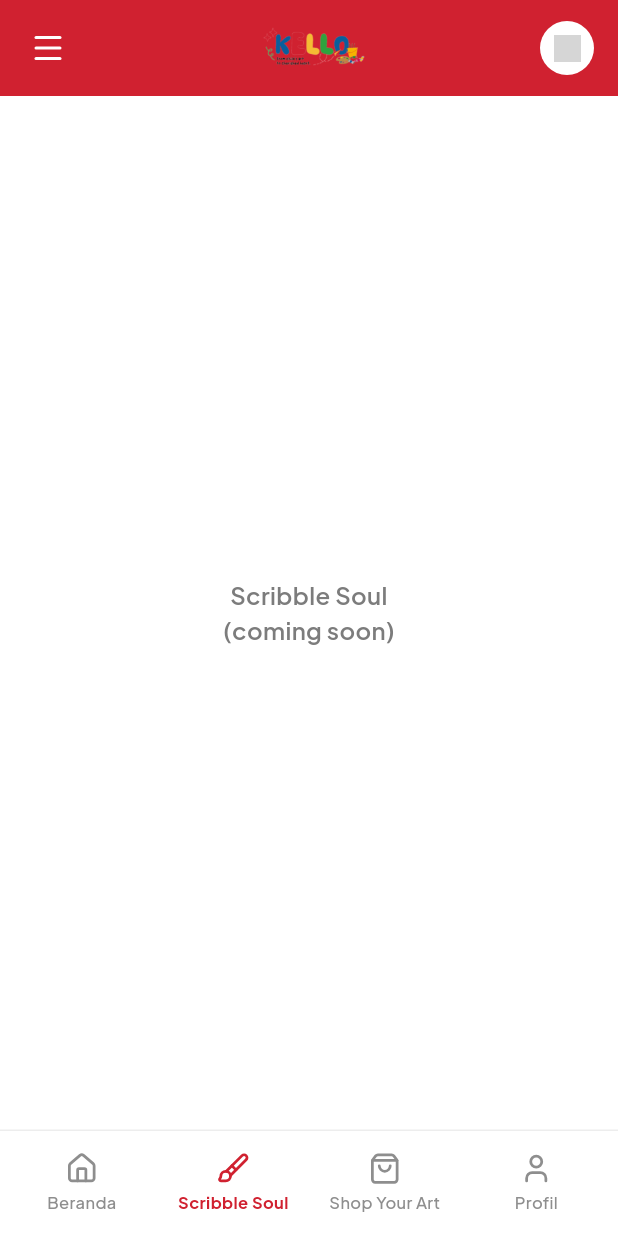
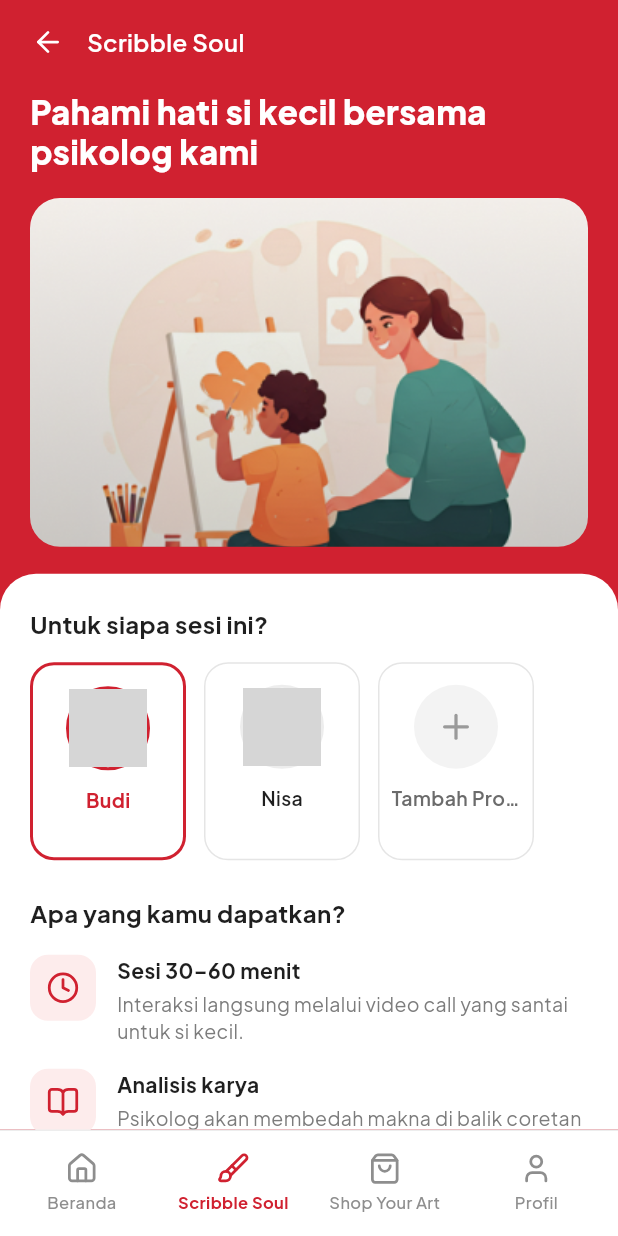
Before and after one commit to nadialvy/kello, a Flutter app: the DashboardPage screen opened directly, item 2 of the bottom bar chosen, on a phone screen of 412 x 824 dp. Run offline on Flutter 3.47's test engine with Material 3 defaults, Android fonts, the phone set to English and light mode, and no system bars; our stand-ins replace lucide_icons_flutter; grey boxes are pictures that could not be loaded.

Commit message:
feat: scribble soul

```diff
--- a/lib/features/dashboard/dashboard_page.dart
+++ b/lib/features/dashboard/dashboard_page.dart
@@ -2,6 +2,7 @@ import 'package:flutter/material.dart';
 import 'package:lucide_icons_flutter/lucide_icons.dart';
 
 import '../../shared/theme/app_colors.dart';
+import '../scribble_soul/scribble_soul_page.dart';
 import 'widgets/beranda_view.dart';
 import 'widgets/dashboard_app_bar.dart';
 
@@ -14,6 +15,20 @@ class DashboardPage extends StatefulWidget {
 
 class _DashboardPageState extends State<DashboardPage> {
   int _currentIndex = 0;
+
+  Future<void> _onTabTap(int index) async {
+    if (index == 1) {
+      final result = await Navigator.of(context).push<int>(
+        MaterialPageRoute(builder: (_) => const ScribbleSoulPage()),
+      );
+      if (!mounted) return;
+      if (result != null && result != 1) {
+        setState(() => _currentIndex = result);
+      }
+      return;
+    }
+    setState(() => _currentIndex = index);
+  }
 
   static const _tabs = <_TabSpec>[
     _TabSpec(label: 'Beranda', icon: LucideIcons.house),
@@ -45,7 +60,7 @@ class _DashboardPageState extends State<DashboardPage> {
       bottomNavigationBar: _BottomNav(
         tabs: _tabs,
         currentIndex: _currentIndex,
-        onTap: (i) => setState(() => _currentIndex = i),
+        onTap: _onTabTap,
       ),
     );
   }
--- /dev/null
+++ b/lib/features/scribble_soul/scribble_soul_page.dart
@@ -0,0 +1,300 @@
+import 'package:flutter/material.dart';
+import 'package:lucide_icons_flutter/lucide_icons.dart';
+
+import '../../shared/theme/app_colors.dart';
+import '../../shared/widgets/primary_button.dart';
+import 'widgets/benefit_row.dart';
+import 'widgets/child_profile_chip.dart';
+
+class ScribbleSoulPage extends StatefulWidget {
+  const ScribbleSoulPage({super.key});
+
+  @override
+  State<ScribbleSoulPage> createState() => _ScribbleSoulPageState();
+}
+
+class _ScribbleSoulPageState extends State<ScribbleSoulPage> {
+  int _selectedChildIndex = 0;
+  static const int _navIndex = 1;
+
+  void _onNavTap(int index) {
+    if (index == _navIndex) return;
+    Navigator.of(context).pop(index);
+  }
+
+  static const _children = <_ChildProfile>[
+    _ChildProfile(
+      name: 'Budi',
+      asset: 'assets/images/scribble-soul/budi.png',
+    ),
+    _ChildProfile(
+      name: 'Nisa',
+      asset: 'assets/images/scribble-soul/nisa.png',
+    ),
+  ];
+
+  static const _navTabs = <_NavTab>[
+    _NavTab(label: 'Beranda', icon: LucideIcons.house),
+    _NavTab(label: 'Scribble Soul', icon: LucideIcons.brush),
+    _NavTab(label: 'Shop Your Art', icon: LucideIcons.shoppingBag),
+    _NavTab(label: 'Profil', icon: LucideIcons.user),
+  ];
+
+  @override
+  Widget build(BuildContext context) {
+    final selectedName = _children[_selectedChildIndex].name;
+    return Scaffold(
+      backgroundColor: AppColors.primaryRed,
+      body: Column(
+        children: [
+          _Header(),
+          Expanded(
+            child: Container(
+              width: double.infinity,
+              decoration: const BoxDecoration(
+                color: Colors.white,
+                borderRadius: BorderRadius.vertical(top: Radius.circular(24)),
+              ),
+              child: ListView(
+                padding: const EdgeInsets.fromLTRB(20, 22, 20, 28),
+                children: [
+                  const _SectionTitle('Untuk siapa sesi ini?'),
+                  const SizedBox(height: 14),
+                  SizedBox(
+                    height: 132,
+                    child: ListView.separated(
+                      scrollDirection: Axis.horizontal,
+                      itemCount: _children.length + 1,
+                      separatorBuilder: (_, _) => const SizedBox(width: 12),
+                      itemBuilder: (context, index) {
+                        if (index == _children.length) {
+                          return AddChildProfileChip(onTap: () {});
+                        }
+                        final child = _children[index];
+                        return ChildProfileChip(
+                          name: child.name,
+                          imageAsset: child.asset,
+                          selected: index == _selectedChildIndex,
+                          onTap: () => setState(
+                            () => _selectedChildIndex = index,
+                          ),
+                        );
+                      },
+                    ),
+                  ),
+                  const SizedBox(height: 24),
+                  const _SectionTitle('Apa yang kamu dapatkan?'),
+                  const SizedBox(height: 16),
+                  const BenefitRow(
+                    icon: LucideIcons.clock,
+                    title: 'Sesi 30–60 menit',
+                    description:
+                        'Interaksi langsung melalui video call yang santai untuk si kecil.',
+                  ),
+                  const SizedBox(height: 16),
+                  const BenefitRow(
+                    icon: LucideIcons.bookOpen,
+                    title: 'Analisis karya',
+                    description:
+                        'Psikolog akan membedah makna di balik coretan dan gambar anak.',
+                  ),
+                  const SizedBox(height: 16),
+                  const BenefitRow(
+                    icon: LucideIcons.fileText,
+                    title: 'Laporan emosional',
+                    description:
+                        'Hasil evaluasi mendalam tentang kondisi mental dan saran orang tua.',
+                  ),
+                  const SizedBox(height: 28),
+                  PrimaryButton(
+                    label: 'Mulai untuk $selectedName',
+                    onPressed: () {},
+                  ),
+                ],
+              ),
+            ),
+          ),
+        ],
+      ),
+      bottomNavigationBar: _BottomNav(
+        tabs: _navTabs,
+        currentIndex: _navIndex,
+        onTap: _onNavTap,
+      ),
+    );
+  }
+}
+
+class _Header extends StatelessWidget {
+  @override
+  Widget build(BuildContext context) {
+    final topPadding = MediaQuery.of(context).padding.top;
+    return Padding(
+      padding: EdgeInsets.fromLTRB(8, topPadding + 4, 20, 18),
+      child: Column(
+        crossAxisAlignment: CrossAxisAlignment.start,
+        children: [
+          Row(
+            children: [
+              IconButton(
+                onPressed: () => Navigator.of(context).maybePop(),
+                icon: const Icon(
+                  LucideIcons.arrowLeft,
+                  color: Colors.white,
+                  size: 22,
+                ),
+              ),
+              const SizedBox(width: 2),
+              const Text(
+                'Scribble Soul',
+                style: TextStyle(
+                  fontSize: 16,
+                  fontWeight: FontWeight.w600,
+                  color: Colors.white,
+                ),
+              ),
+            ],
+          ),
+          const SizedBox(height: 8),
+          const Padding(
+            padding: EdgeInsets.only(left: 12),
+            child: Text(
+              'Pahami hati si kecil bersama psikolog kami',
+              style: TextStyle(
+                fontSize: 22,
+                fontWeight: FontWeight.w800,
+                color: Colors.white,
+                height: 1.25,
+              ),
+            ),
+          ),
+          const SizedBox(height: 18),
+          Padding(
+            padding: const EdgeInsets.only(left: 12),
+            child: ClipRRect(
+              borderRadius: BorderRadius.circular(20),
+              child: AspectRatio(
+                aspectRatio: 16 / 10,
+                child: Image.asset(
+                  'assets/images/scribble-soul/hero.png',
+                  fit: BoxFit.cover,
+                  errorBuilder: (_, _, _) => Container(
+                    color: const Color(0xFFFEE4E4),
+                  ),
+                ),
+              ),
+            ),
+          ),
+        ],
+      ),
+    );
+  }
+}
+
+class _SectionTitle extends StatelessWidget {
+  const _SectionTitle(this.text);
+  final String text;
+
+  @override
+  Widget build(BuildContext context) {
+    return Text(
+      text,
+      style: const TextStyle(
+        fontSize: 16,
+        fontWeight: FontWeight.w700,
+        color: AppColors.darkText,
+      ),
+    );
+  }
+}
+
+class _ChildProfile {
+  const _ChildProfile({required this.name, required this.asset});
+  final String name;
+  final String asset;
+}
+
+class _NavTab {
+  const _NavTab({required this.label, required this.icon});
+  final String label;
+  final IconData icon;
+}
+
+class _BottomNav extends StatelessWidget {
+  const _BottomNav({
+    required this.tabs,
+    required this.currentIndex,
+    required this.onTap,
+  });
+
+  final List<_NavTab> tabs;
+  final int currentIndex;
+  final ValueChanged<int> onTap;
+
+  @override
+  Widget build(BuildContext context) {
+    return Container(
+      decoration: const BoxDecoration(
+        color: Colors.white,
+        border: Border(top: BorderSide(color: Color(0xFFEDEDED))),
+      ),
+      padding: EdgeInsets.fromLTRB(
+        4,
+        8,
+        4,
+        8 + MediaQuery.of(context).padding.bottom,
+      ),
+      child: Row(
+        children: [
+          for (var i = 0; i < tabs.length; i++)
+            Expanded(
+              child: _NavItem(
+                tab: tabs[i],
+                selected: i == currentIndex,
+                onTap: () => onTap(i),
+              ),
+            ),
+        ],
+      ),
+    );
+  }
+}
+
+class _NavItem extends StatelessWidget {
+  const _NavItem({
+    required this.tab,
+    required this.selected,
+    required this.onTap,
+  });
+
+  final _NavTab tab;
+  final bool selected;
+  final VoidCallback onTap;
+
+  @override
+  Widget build(BuildContext context) {
+    final color = selected ? AppColors.primaryRed : const Color(0xFF8E8E8E);
+    return GestureDetector(
+      behavior: HitTestBehavior.opaque,
+      onTap: onTap,
+      child: Padding(
+        padding: const EdgeInsets.symmetric(vertical: 6),
+        child: Column(
+          mainAxisSize: MainAxisSize.min,
+          children: [
+            Icon(tab.icon, size: 22, color: color),
+            const SizedBox(height: 4),
+            Text(
+              tab.label,
+              style: TextStyle(
+                fontSize: 11,
+                fontWeight: selected ? FontWeight.w700 : FontWeight.w500,
+                color: color,
+              ),
+            ),
+          ],
+        ),
+      ),
+    );
+  }
+}
--- /dev/null
+++ b/lib/features/scribble_soul/widgets/benefit_row.dart
@@ -0,0 +1,60 @@
+import 'package:flutter/material.dart';
+
+import '../../../shared/theme/app_colors.dart';
+
+class BenefitRow extends StatelessWidget {
+  const BenefitRow({
+    super.key,
+    required this.icon,
+    required this.title,
+    required this.description,
+  });
+
+  final IconData icon;
+  final String title;
+  final String description;
+
+  @override
+  Widget build(BuildContext context) {
+    return Row(
+      crossAxisAlignment: CrossAxisAlignment.start,
+      children: [
+        Container(
+          width: 44,
+          height: 44,
+          decoration: BoxDecoration(
+            color: const Color(0xFFFDECEC),
+            borderRadius: BorderRadius.circular(12),
+          ),
+          alignment: Alignment.center,
+          child: Icon(icon, size: 22, color: AppColors.primaryRed),
+        ),
+        const SizedBox(width: 14),
+        Expanded(
+          child: Column(
+            crossAxisAlignment: CrossAxisAlignment.start,
+            children: [
+              Text(
+                title,
+                style: const TextStyle(
+                  fontSize: 14,
+                  fontWeight: FontWeight.w700,
+                  color: AppColors.darkText,
+                ),
+              ),
+              const SizedBox(height: 4),
+              Text(
+                description,
+                style: const TextStyle(
+                  fontSize: 13,
+                  height: 1.4,
+                  color: Color(0xFF7C7C7C),
+                ),
+              ),
+            ],
+          ),
+        ),
+      ],
+    );
+  }
+}
--- /dev/null
+++ b/lib/features/scribble_soul/widgets/child_profile_chip.dart
@@ -0,0 +1,142 @@
+import 'package:flutter/material.dart';
+import 'package:lucide_icons_flutter/lucide_icons.dart';
+
+import '../../../shared/theme/app_colors.dart';
+
+class ChildProfileChip extends StatelessWidget {
+  const ChildProfileChip({
+    super.key,
+    required this.name,
+    required this.imageAsset,
+    required this.selected,
+    required this.onTap,
+  });
+
+  final String name;
+  final String imageAsset;
+  final bool selected;
+  final VoidCallback onTap;
+
+  @override
+  Widget build(BuildContext context) {
+    final borderColor =
+        selected ? AppColors.primaryRed : const Color(0xFFE5E5E5);
+    return GestureDetector(
+      behavior: HitTestBehavior.opaque,
+      onTap: onTap,
+      child: Container(
+        width: 104,
+        padding: const EdgeInsets.symmetric(vertical: 14, horizontal: 8),
+        decoration: BoxDecoration(
+          color: Colors.white,
+          borderRadius: BorderRadius.circular(16),
+          border: Border.all(
+            color: borderColor,
+            width: selected ? 2 : 1,
+          ),
+        ),
+        child: Column(
+          mainAxisSize: MainAxisSize.min,
+          children: [
+            Container(
+              width: 56,
+              height: 56,
+              decoration: BoxDecoration(
+                shape: BoxShape.circle,
+                border: Border.all(
+                  color: selected
+                      ? AppColors.primaryRed
+                      : const Color(0xFFEDEDED),
+                  width: 2,
+                ),
+              ),
+              child: ClipOval(
+                child: Image.asset(
+                  imageAsset,
+                  width: 52,
+                  height: 52,
+                  fit: BoxFit.cover,
+                  errorBuilder: (_, _, _) => Container(
+                    color: const Color(0xFFF3F3F3),
+                    alignment: Alignment.center,
+                    child: const Icon(
+                      LucideIcons.user,
+                      size: 24,
+                      color: Color(0xFF9A9A9A),
+                    ),
+                  ),
+                ),
+              ),
+            ),
+            const SizedBox(height: 10),
+            Text(
+              name,
+              maxLines: 1,
+              overflow: TextOverflow.ellipsis,
+              style: TextStyle(
+                fontSize: 13,
+                fontWeight: selected ? FontWeight.w700 : FontWeight.w600,
+                color: selected
+                    ? AppColors.primaryRed
+                    : AppColors.darkText,
+              ),
+            ),
+          ],
+        ),
+      ),
+    );
+  }
+}
+
+class AddChildProfileChip extends StatelessWidget {
+  const AddChildProfileChip({super.key, required this.onTap});
+
+  final VoidCallback onTap;
+
+  @override
+  Widget build(BuildContext context) {
+    return GestureDetector(
+      behavior: HitTestBehavior.opaque,
+      onTap: onTap,
+      child: Container(
+        width: 104,
+        padding: const EdgeInsets.symmetric(vertical: 14, horizontal: 8),
+        decoration: BoxDecoration(
+          color: Colors.white,
+          borderRadius: BorderRadius.circular(16),
+          border: Border.all(color: const Color(0xFFE5E5E5)),
+        ),
+        child: Column(
+          mainAxisSize: MainAxisSize.min,
+          children: [
+            Container(
+              width: 56,
+              height: 56,
+              decoration: const BoxDecoration(
+                shape: BoxShape.circle,
+                color: Color(0xFFF3F3F3),
+              ),
+              alignment: Alignment.center,
+              child: const Icon(
+                LucideIcons.plus,
+                size: 26,
+                color: Color(0xFF9A9A9A),
+              ),
+            ),
+            const SizedBox(height: 10),
+            const Text(
+              'Tambah Profil',
+              maxLines: 1,
+              overflow: TextOverflow.ellipsis,
+              style: TextStyle(
+                fontSize: 13,
+                fontWeight: FontWeight.w600,
+                color: Color(0xFF6B6B6B),
+              ),
+            ),
+          ],
+        ),
+      ),
+    );
+  }
+}
--- a/lib/main.dart
+++ b/lib/main.dart
@@ -19,6 +19,17 @@ class KelloApp extends StatelessWidget {
         useMaterial3: true,
         fontFamily: 'PlusJakartaSans',
       ),
+      builder: (context, child) {
+        return ColoredBox(
+          color: const Color(0xFFEDEDED),
+          child: Center(
+            child: ConstrainedBox(
+              constraints: const BoxConstraints(maxWidth: 430),
+              child: ClipRect(child: child),
+            ),
+          ),
+        );
+      },
       home: const OnboardingScreen(),
     );
   }
--- a/pubspec.yaml
+++ b/pubspec.yaml
@@ -23,6 +23,7 @@ flutter:
   assets:
     - assets/images/
     - assets/images/dashboard/
+    - assets/images/scribble-soul/
     - assets/icons/
 
   fonts:
```
Also changed, not shown: assets/images/scribble-soul/hero.png (added).
